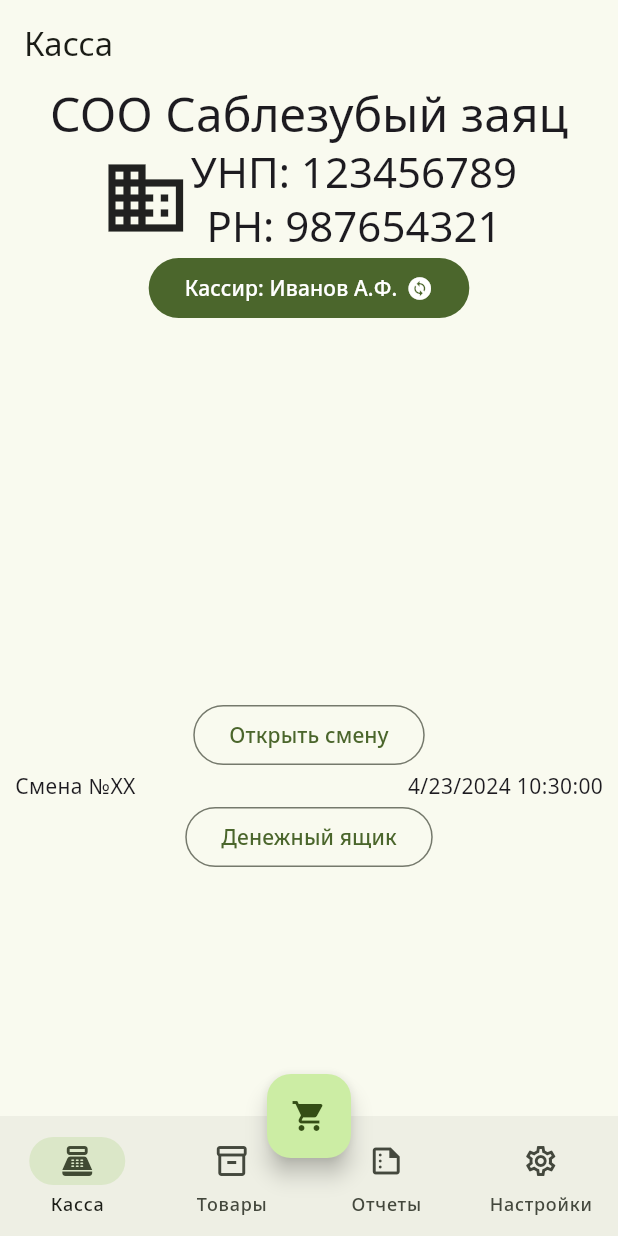
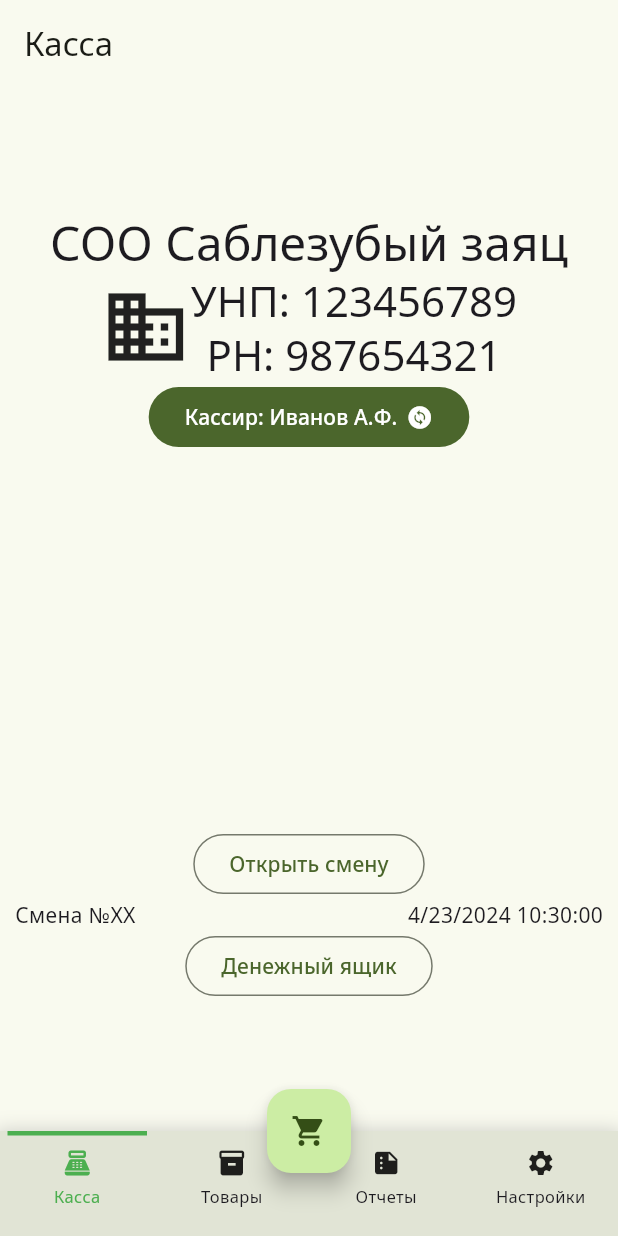
Before and after one commit to NikitaEremin/chek_experiments, a Flutter app: the screen it shows after launch, after a tap on "Войти", on a phone screen of 412 x 824 dp. Run offline on Flutter 3.47's test engine with Material 3 defaults, Android fonts, the phone set to English and light mode, and no system bars; our stand-ins replace google_fonts.

Commit message:
bottom bar, cashbox+auth screen upd

```diff
--- a/lib/ui/screens/auth_screen.dart
+++ b/lib/ui/screens/auth_screen.dart
@@ -1,8 +1,5 @@
 import 'package:chek_experiments/ui/screens/home_screen.dart';
-import 'package:flutter/cupertino.dart';
 import 'package:flutter/material.dart';
-import 'package:flutter/painting.dart';
-import 'package:flutter/widgets.dart';
 
 import '../constants.dart';
 
@@ -54,7 +51,7 @@ class _AuthScreenState extends State<AuthScreen> {
                       controller: _login,
                       decoration: const InputDecoration(
                         contentPadding: EdgeInsets.symmetric(horizontal: 10),
-                        border: OutlineInputBorder(),
+                        // border: OutlineInputBorder(),
                         label: Text('Логин'),
                       ),
                     ),
@@ -69,13 +66,14 @@ class _AuthScreenState extends State<AuthScreen> {
                         ),
                         contentPadding:
                             const EdgeInsets.symmetric(horizontal: 10),
-                        border: const OutlineInputBorder(),
+                        // border: const OutlineInputBorder(),
                         label: const Text('Пароль'),
                       ),
                     ),
                     const SizedBox(height: 16),
                     FilledButton(
                       style: FilledButton.styleFrom(
+                        // backgroundColor: Colors.green[400]
                           minimumSize: const Size(double.infinity, 48),
                           shape: RoundedRectangleBorder(
                               borderRadius: BorderRadius.circular(6))),
@@ -84,7 +82,7 @@ class _AuthScreenState extends State<AuthScreen> {
                             builder: (BuildContext context) =>
                                 const HomeScreen()));
                       },
-                      child: const Text('Войти'),
+                      child: const Text('Войти', style: TextStyle(fontSize: 20),),
                     ),
                   ],
                 ),
--- a/lib/ui/screens/cash_register_screen.dart
+++ b/lib/ui/screens/cash_register_screen.dart
@@ -37,7 +37,8 @@ class _CashRegisterScreenState extends State<CashRegisterScreen> {
 
   buildCashBoxScreen() {
     TextTheme textTheme = Theme.of(context).textTheme;
-    return Padding(
+    return SingleChildScrollView(
+      child: Padding(
         padding: const EdgeInsets.symmetric(horizontal: 10),
         child: Column(
           children: [
@@ -112,6 +113,7 @@ class _CashRegisterScreenState extends State<CashRegisterScreen> {
             ),
           ],
         ),
+      ),
     );
   }
 }
--- a/lib/ui/screens/home_screen.dart
+++ b/lib/ui/screens/home_screen.dart
@@ -3,6 +3,7 @@ import 'package:chek_experiments/ui/screens/nomenclature_screen.dart';
 import 'package:chek_experiments/ui/screens/reports_screen.dart';
 import 'package:chek_experiments/ui/screens/sell_screen.dart';
 import 'package:chek_experiments/ui/screens/settings_screen.dart';
+import 'package:chek_experiments/ui/widgets/custom_bottom_navigation_bar.dart';
 import 'package:flutter/material.dart';
 
 class HomeScreen extends StatefulWidget {
@@ -35,44 +36,71 @@ class _HomeScreenState extends State<HomeScreen> {
         child: const Icon(Icons.shopping_cart),
       ),
       floatingActionButtonLocation: FloatingActionButtonLocation.centerDocked,
-      bottomNavigationBar: NavigationBar(
-        selectedIndex: _selectedPageIndex,
-        onDestinationSelected: (value) => _openPage(value),
-        destinations: [
-          NavigationDestination(
-            icon: Icon(_selectedPageIndex == 0
-                ? Icons.point_of_sale
-                : Icons.point_of_sale_outlined),
-            label: 'Касса',
-          ),
-          NavigationDestination(
-            icon: Icon(
-              _selectedPageIndex == 1
-                  ? Icons.inventory_2
-                  : Icons.inventory_2_outlined,
-            ),
-            label: 'Товары',
-          ),
-          NavigationDestination(
-            icon: Icon(_selectedPageIndex == 2
-                ? Icons.summarize
-                : Icons.summarize_outlined),
-            label: 'Отчеты',
-          ),
-          NavigationDestination(
-            icon: Icon(_selectedPageIndex == 3
-                ? Icons.settings
-                : Icons.settings_outlined),
-            label: 'Настройки',
-          ),
+      bottomNavigationBar: CustomBottomNavigationBar(
+        currentIndex: _selectedPageIndex,
+
+        customBottomBarItems: [
+          CustomBottomBarItems(icon: Icons.point_of_sale, label: 'Касса',),
+          CustomBottomBarItems(icon: Icons.inventory_2, label: 'Товары'),
+          CustomBottomBarItems(icon: Icons.summarize, label: 'Отчеты'),
+          CustomBottomBarItems(icon: Icons.settings, label: 'Настройки'),
         ],
-      ),
+        onTap: (int index) { setState(() {
+          _selectedPageIndex = index;
+        });},),
     );
   }
 
-  void _openPage(int index) {
+  void openPage(int index) {
     setState(() {
       _selectedPageIndex = index;
     });
   }
 }
+
+
+
+
+
+class BottomBarItem extends StatelessWidget {
+
+  // final Function(int) onTap;
+  final int index;
+  final IconData icon;
+  final String label;
+
+  const BottomBarItem({
+    super.key,
+    // required this.onTap,
+    required this.index,
+    required this.icon,
+    required this.label,
+  });
+
+  @override
+  Widget build(BuildContext context) {
+    return Expanded(
+      child: Material(
+        color: Colors.transparent,
+        child: InkWell(
+          onTap: (){},
+          child: Container(
+            decoration: const BoxDecoration(
+              border: Border(
+                top: BorderSide(color: Colors.green, width: 3)
+              )
+            ),
+            child: Column(
+              mainAxisSize: MainAxisSize.max,
+              mainAxisAlignment: MainAxisAlignment.center,
+              children: [
+                Icon(icon),
+                Text(label)
+              ],
+            ),
+          ),
+        ),
+      ),
+    );
+  }
+}
--- /dev/null
+++ b/lib/ui/widgets/custom_bottom_navigation_bar.dart
@@ -0,0 +1,152 @@
+import 'package:flutter/material.dart';
+
+class CustomBottomNavigationBar extends StatelessWidget {
+  final Color? backgroundColor;
+  final List<CustomBottomBarItems> customBottomBarItems;
+  final Color? selectedColor;
+  final Color? unSelectedColor;
+  final int currentIndex;
+
+  final Function(int) onTap;
+  final double selectedIconSize;
+  final double unselectedIconSize;
+
+  const CustomBottomNavigationBar({
+    super.key,
+    this.backgroundColor,
+    this.selectedColor,
+    required this.customBottomBarItems,
+    this.unSelectedColor,
+    this.selectedIconSize = 20,
+    this.unselectedIconSize = 15,
+    this.currentIndex = 0,
+    required this.onTap,
+
+  });
+
+  /// body of nav bar.
+  @override
+  Widget build(BuildContext context) {
+    return Container(
+      height: 70,
+      width: double.infinity,
+      decoration: BoxDecoration(
+        boxShadow: [BoxShadow(color: Colors.grey.withOpacity(0.5), offset: Offset(0,3), blurRadius: 10, spreadRadius: 3)],
+        color: Theme.of(context).colorScheme.surfaceVariant,
+      ),
+      child: Row(
+        mainAxisAlignment: MainAxisAlignment.spaceAround,
+        children: [
+
+          for (int i = 0; i < customBottomBarItems.length; i++) ...[
+            Expanded(
+              child: CustomLineIndicatorBottomNavbarItems(
+                selectedColor: selectedColor,
+                unSelectedColor: unSelectedColor,
+                icon: customBottomBarItems[i].icon,
+                label: customBottomBarItems[i].label,
+                unselectedIconSize: unselectedIconSize,
+                selectedIconSize: selectedIconSize,
+                currentIndex: currentIndex,
+                index: i,
+                onTap: onTap,
+              ),
+            ),
+          ],
+        ],
+      ),
+    );
+  }
+}
+
+
+class CustomBottomBarItems {
+  final IconData icon;
+  final String label;
+
+  CustomBottomBarItems({
+    required this.icon,
+    required this.label,
+  });
+}
+
+
+class CustomLineIndicatorBottomNavbarItems extends StatelessWidget {
+
+  final IconData? icon;
+  final String? label;
+  final Color? selectedColor;
+  final Color? unSelectedColor;
+  final double selectedIconSize;
+  final double unselectedIconSize;
+  final int? currentIndex;
+  final int index;
+  final Function(int) onTap;
+
+
+  const CustomLineIndicatorBottomNavbarItems({
+    super.key,
+    this.icon,
+    this.label,
+    this.selectedColor,
+    this.unSelectedColor,
+    this.selectedIconSize = 25,
+    this.unselectedIconSize = 15,
+    this.currentIndex,
+    required this.onTap,
+    required this.index,
+  });
+
+  @override
+  Widget build(BuildContext context) {
+    return Padding(
+      padding: const EdgeInsets.symmetric(horizontal: 5.0),
+      child: Material(
+        color: Colors.transparent,
+        child: InkWell(
+          onTap: () {
+            onTap(index);
+          },
+          child: Container(
+            decoration: BoxDecoration(
+              border: Border(
+                top: BorderSide(
+                  color: currentIndex == index
+                      ? Colors.green
+                      : Colors.transparent,
+                  width: 3,
+                )
+              )
+            ),
+            padding: const EdgeInsets.only(top: 8.0),
+            child: Column(
+              children: [
+                Icon(
+                  icon,
+                  size: 20,
+                  color: currentIndex == index
+                      ? Colors.green
+                      : unSelectedColor,
+                ),
+                const SizedBox(
+                  height: 5.0,
+                ),
+                Text(
+                  '$label',
+                  textAlign: TextAlign.center,
+                  overflow: TextOverflow.ellipsis,
+                  style: TextStyle(
+                    fontSize: 11,
+                    color: currentIndex == index
+                        ? Colors.green
+                        : unSelectedColor,
+                  ),
+                ),
+              ],
+            ),
+          ),
+        ),
+      ),
+    );
+  }
+}
--- a/pubspec.yaml
+++ b/pubspec.yaml
@@ -41,6 +41,7 @@ dependencies:
   permission_handler: ^11.3.1
   flutter_svg: ^2.0.10+1
   google_fonts: ^6.2.1
+  bottom_navbar_with_indicator: ^0.0.8
 
 dev_dependencies:
   flutter_test:
```
Also changed, not shown: lib/ui/screens/cashbox_screen.dart (+34 -39 lines), pubspec.lock. Lines whose indentation alone changed are shown as unchanged.
